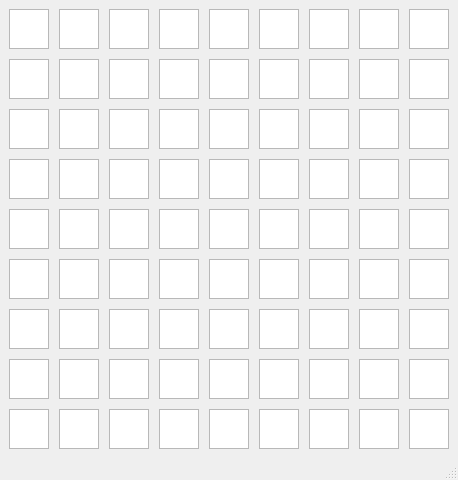
First picture: the form in src/pyqt_sudoku/sudoku_main_win.ui, repository Jtachan/PyQt-Sudoku, before the edit.
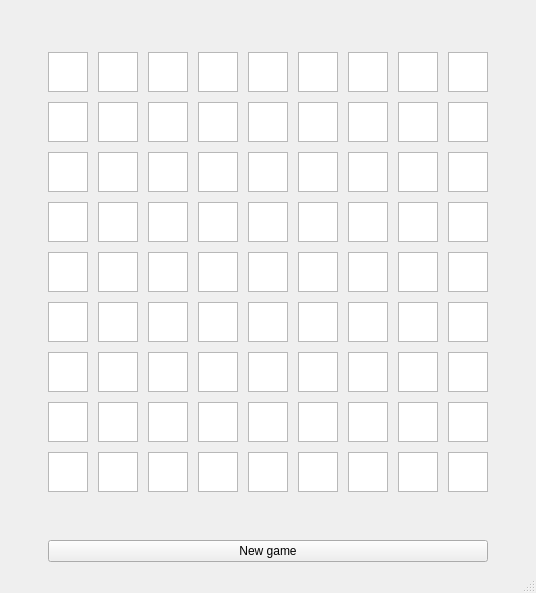
Second picture: the form after the edit.

Commit message: Working sudoku board

```diff
--- a/src/pyqt_sudoku/sudoku_main_win.ui
+++ b/src/pyqt_sudoku/sudoku_main_win.ui
@@ -6,8 +6,8 @@
    <rect>
     <x>0</x>
     <y>0</y>
-    <width>442</width>
-    <height>463</height>
+    <width>536</width>
+    <height>593</height>
    </rect>
   </property>
   <property name="sizePolicy">
@@ -20,16 +20,44 @@
    <string>MainWindow</string>
   </property>
   <widget class="QWidget" name="centralwidget">
+   <layout class="QHBoxLayout" name="horizontalLayout">
+    <item>
+     <spacer name="horizontalSpacer_2">
+      <property name="orientation">
+       <enum>Qt::Orientation::Horizontal</enum>
+      </property>
+      <property name="sizeHint" stdset="0">
+       <size>
+        <width>37</width>
+        <height>20</height>
+       </size>
+      </property>
+     </spacer>
+    </item>
+    <item>
    <layout class="QVBoxLayout" name="verticalLayout">
     <item>
-     <layout class="QGridLayout" name="gridLayout_10">
+       <spacer name="verticalSpacer_2">
+        <property name="orientation">
+         <enum>Qt::Orientation::Vertical</enum>
+        </property>
+        <property name="sizeHint" stdset="0">
+         <size>
+          <width>20</width>
+          <height>39</height>
+         </size>
+        </property>
+       </spacer>
+      </item>
+      <item>
+       <layout class="QGridLayout" name="boardLayout">
       <property name="spacing">
        <number>10</number>
       </property>
       <item row="0" column="0">
-       <layout class="QGridLayout" name="majCell_1">
+         <layout class="QGridLayout" name="majCell_0">
         <item row="0" column="0">
-         <widget class="QTextEdit" name="cell_55">
+           <widget class="QTextEdit" name="cell_0_0">
           <property name="sizePolicy">
            <sizepolicy hsizetype="Maximum" vsizetype="Maximum">
             <horstretch>0</horstretch>
@@ -45,7 +73,7 @@
          </widget>
         </item>
         <item row="0" column="1">
-         <widget class="QTextEdit" name="cell_56">
+           <widget class="QTextEdit" name="cell_0_1">
           <property name="sizePolicy">
            <sizepolicy hsizetype="Maximum" vsizetype="Maximum">
             <horstretch>0</horstretch>
@@ -61,7 +89,7 @@
          </widget>
         </item>
         <item row="0" column="2">
-         <widget class="QTextEdit" name="cell_57">
+           <widget class="QTextEdit" name="cell_0_2">
           <property name="sizePolicy">
            <sizepolicy hsizetype="Maximum" vsizetype="Maximum">
             <horstretch>0</horstretch>
@@ -77,7 +105,7 @@
          </widget>
         </item>
         <item row="1" column="0">
-         <widget class="QTextEdit" name="cell_58">
+           <widget class="QTextEdit" name="cell_1_0">
           <property name="sizePolicy">
            <sizepolicy hsizetype="Maximum" vsizetype="Maximum">
             <horstretch>0</horstretch>
@@ -93,7 +121,7 @@
          </widget>
         </item>
         <item row="1" column="1">
-         <widget class="QTextEdit" name="cell_59">
+           <widget class="QTextEdit" name="cell_1_1">
           <property name="sizePolicy">
            <sizepolicy hsizetype="Maximum" vsizetype="Maximum">
             <horstretch>0</horstretch>
@@ -109,7 +137,7 @@
          </widget>
         </item>
         <item row="1" column="2">
-         <widget class="QTextEdit" name="cell_60">
+           <widget class="QTextEdit" name="cell_1_2">
           <property name="sizePolicy">
            <sizepolicy hsizetype="Maximum" vsizetype="Maximum">
             <horstretch>0</horstretch>
@@ -125,7 +153,7 @@
          </widget>
         </item>
         <item row="2" column="0">
-         <widget class="QTextEdit" name="cell_61">
+           <widget class="QTextEdit" name="cell_2_0">
           <property name="sizePolicy">
            <sizepolicy hsizetype="Maximum" vsizetype="Maximum">
             <horstretch>0</horstretch>
@@ -141,7 +169,7 @@
          </widget>
         </item>
         <item row="2" column="1">
-         <widget class="QTextEdit" name="cell_62">
+           <widget class="QTextEdit" name="cell_2_1">
           <property name="sizePolicy">
            <sizepolicy hsizetype="Maximum" vsizetype="Maximum">
             <horstretch>0</horstretch>
@@ -157,7 +185,7 @@
          </widget>
         </item>
         <item row="2" column="2">
-         <widget class="QTextEdit" name="cell_63">
+           <widget class="QTextEdit" name="cell_2_2">
           <property name="sizePolicy">
            <sizepolicy hsizetype="Maximum" vsizetype="Maximum">
             <horstretch>0</horstretch>
@@ -174,10 +202,10 @@
         </item>
        </layout>
       </item>
-      <item row="0" column="1">
-       <layout class="QGridLayout" name="majCell_2">
+        <item row="1" column="2">
+         <layout class="QGridLayout" name="majCell_5">
         <item row="0" column="0">
-         <widget class="QTextEdit" name="cell_10">
+           <widget class="QTextEdit" name="cell_3_6">
           <property name="sizePolicy">
            <sizepolicy hsizetype="Maximum" vsizetype="Maximum">
             <horstretch>0</horstretch>
@@ -193,7 +221,7 @@
          </widget>
         </item>
         <item row="0" column="1">
-         <widget class="QTextEdit" name="cell_20">
+           <widget class="QTextEdit" name="cell_3_7">
           <property name="sizePolicy">
            <sizepolicy hsizetype="Maximum" vsizetype="Maximum">
             <horstretch>0</horstretch>
@@ -209,7 +237,7 @@
          </widget>
         </item>
         <item row="0" column="2">
-         <widget class="QTextEdit" name="cell_30">
+           <widget class="QTextEdit" name="cell_3_8">
           <property name="sizePolicy">
            <sizepolicy hsizetype="Maximum" vsizetype="Maximum">
             <horstretch>0</horstretch>
@@ -225,7 +253,7 @@
          </widget>
         </item>
         <item row="1" column="0">
-         <widget class="QTextEdit" name="cell_31">
+           <widget class="QTextEdit" name="cell_4_6">
           <property name="sizePolicy">
            <sizepolicy hsizetype="Maximum" vsizetype="Maximum">
             <horstretch>0</horstretch>
@@ -241,7 +269,7 @@
          </widget>
         </item>
         <item row="1" column="1">
-         <widget class="QTextEdit" name="cell_32">
+           <widget class="QTextEdit" name="cell_4_7">
           <property name="sizePolicy">
            <sizepolicy hsizetype="Maximum" vsizetype="Maximum">
             <horstretch>0</horstretch>
@@ -257,7 +285,7 @@
          </widget>
         </item>
         <item row="1" column="2">
-         <widget class="QTextEdit" name="cell_33">
+           <widget class="QTextEdit" name="cell_4_8">
           <property name="sizePolicy">
            <sizepolicy hsizetype="Maximum" vsizetype="Maximum">
             <horstretch>0</horstretch>
@@ -273,7 +301,7 @@
          </widget>
         </item>
         <item row="2" column="0">
-         <widget class="QTextEdit" name="cell_34">
+           <widget class="QTextEdit" name="cell_5_6">
           <property name="sizePolicy">
            <sizepolicy hsizetype="Maximum" vsizetype="Maximum">
             <horstretch>0</horstretch>
@@ -289,7 +317,7 @@
          </widget>
         </item>
         <item row="2" column="1">
-         <widget class="QTextEdit" name="cell_35">
+           <widget class="QTextEdit" name="cell_5_7">
           <property name="sizePolicy">
            <sizepolicy hsizetype="Maximum" vsizetype="Maximum">
             <horstretch>0</horstretch>
@@ -305,7 +333,7 @@
          </widget>
         </item>
         <item row="2" column="2">
-         <widget class="QTextEdit" name="cell_36">
+           <widget class="QTextEdit" name="cell_5_8">
           <property name="sizePolicy">
            <sizepolicy hsizetype="Maximum" vsizetype="Maximum">
             <horstretch>0</horstretch>
@@ -322,7 +350,7 @@
         </item>
        </layout>
       </item>
-      <item row="0" column="2">
+        <item row="1" column="0">
        <layout class="QGridLayout" name="majCell_3">
         <item row="0" column="0">
          <widget class="QTextEdit" name="cell_7">
@@ -470,7 +498,303 @@
         </item>
        </layout>
       </item>
+        <item row="0" column="2">
+         <layout class="QGridLayout" name="majCell_2">
+          <item row="0" column="0">
+           <widget class="QTextEdit" name="cell_0_6">
+            <property name="sizePolicy">
+             <sizepolicy hsizetype="Maximum" vsizetype="Maximum">
+              <horstretch>0</horstretch>
+              <verstretch>0</verstretch>
+             </sizepolicy>
+            </property>
+            <property name="maximumSize">
+             <size>
+              <width>40</width>
+              <height>40</height>
+             </size>
+            </property>
+           </widget>
+          </item>
+          <item row="0" column="1">
+           <widget class="QTextEdit" name="cell_0_7">
+            <property name="sizePolicy">
+             <sizepolicy hsizetype="Maximum" vsizetype="Maximum">
+              <horstretch>0</horstretch>
+              <verstretch>0</verstretch>
+             </sizepolicy>
+            </property>
+            <property name="maximumSize">
+             <size>
+              <width>40</width>
+              <height>40</height>
+             </size>
+            </property>
+           </widget>
+          </item>
+          <item row="0" column="2">
+           <widget class="QTextEdit" name="cell_0_8">
+            <property name="sizePolicy">
+             <sizepolicy hsizetype="Maximum" vsizetype="Maximum">
+              <horstretch>0</horstretch>
+              <verstretch>0</verstretch>
+             </sizepolicy>
+            </property>
+            <property name="maximumSize">
+             <size>
+              <width>40</width>
+              <height>40</height>
+             </size>
+            </property>
+           </widget>
+          </item>
       <item row="1" column="0">
+           <widget class="QTextEdit" name="cell_1_6">
+            <property name="sizePolicy">
+             <sizepolicy hsizetype="Maximum" vsizetype="Maximum">
+              <horstretch>0</horstretch>
+              <verstretch>0</verstretch>
+             </sizepolicy>
+            </property>
+            <property name="maximumSize">
+             <size>
+              <width>40</width>
+              <height>40</height>
+             </size>
+            </property>
+           </widget>
+          </item>
+          <item row="1" column="1">
+           <widget class="QTextEdit" name="cell_1_7">
+            <property name="sizePolicy">
+             <sizepolicy hsizetype="Maximum" vsizetype="Maximum">
+              <horstretch>0</horstretch>
+              <verstretch>0</verstretch>
+             </sizepolicy>
+            </property>
+            <property name="maximumSize">
+             <size>
+              <width>40</width>
+              <height>40</height>
+             </size>
+            </property>
+           </widget>
+          </item>
+          <item row="1" column="2">
+           <widget class="QTextEdit" name="cell_1_8">
+            <property name="sizePolicy">
+             <sizepolicy hsizetype="Maximum" vsizetype="Maximum">
+              <horstretch>0</horstretch>
+              <verstretch>0</verstretch>
+             </sizepolicy>
+            </property>
+            <property name="maximumSize">
+             <size>
+              <width>40</width>
+              <height>40</height>
+             </size>
+            </property>
+           </widget>
+          </item>
+          <item row="2" column="0">
+           <widget class="QTextEdit" name="cell_2_6">
+            <property name="sizePolicy">
+             <sizepolicy hsizetype="Maximum" vsizetype="Maximum">
+              <horstretch>0</horstretch>
+              <verstretch>0</verstretch>
+             </sizepolicy>
+            </property>
+            <property name="maximumSize">
+             <size>
+              <width>40</width>
+              <height>40</height>
+             </size>
+            </property>
+           </widget>
+          </item>
+          <item row="2" column="1">
+           <widget class="QTextEdit" name="cell_2_7">
+            <property name="sizePolicy">
+             <sizepolicy hsizetype="Maximum" vsizetype="Maximum">
+              <horstretch>0</horstretch>
+              <verstretch>0</verstretch>
+             </sizepolicy>
+            </property>
+            <property name="maximumSize">
+             <size>
+              <width>40</width>
+              <height>40</height>
+             </size>
+            </property>
+           </widget>
+          </item>
+          <item row="2" column="2">
+           <widget class="QTextEdit" name="cell_2_8">
+            <property name="sizePolicy">
+             <sizepolicy hsizetype="Maximum" vsizetype="Maximum">
+              <horstretch>0</horstretch>
+              <verstretch>0</verstretch>
+             </sizepolicy>
+            </property>
+            <property name="maximumSize">
+             <size>
+              <width>40</width>
+              <height>40</height>
+             </size>
+            </property>
+           </widget>
+          </item>
+         </layout>
+        </item>
+        <item row="2" column="1">
+         <layout class="QGridLayout" name="majCell_7">
+          <item row="0" column="0">
+           <widget class="QTextEdit" name="cell_6_3">
+            <property name="sizePolicy">
+             <sizepolicy hsizetype="Maximum" vsizetype="Maximum">
+              <horstretch>0</horstretch>
+              <verstretch>0</verstretch>
+             </sizepolicy>
+            </property>
+            <property name="maximumSize">
+             <size>
+              <width>40</width>
+              <height>40</height>
+             </size>
+            </property>
+           </widget>
+          </item>
+          <item row="0" column="1">
+           <widget class="QTextEdit" name="cell_6_4">
+            <property name="sizePolicy">
+             <sizepolicy hsizetype="Maximum" vsizetype="Maximum">
+              <horstretch>0</horstretch>
+              <verstretch>0</verstretch>
+             </sizepolicy>
+            </property>
+            <property name="maximumSize">
+             <size>
+              <width>40</width>
+              <height>40</height>
+             </size>
+            </property>
+           </widget>
+          </item>
+          <item row="0" column="2">
+           <widget class="QTextEdit" name="cell_6_5">
+            <property name="sizePolicy">
+             <sizepolicy hsizetype="Maximum" vsizetype="Maximum">
+              <horstretch>0</horstretch>
+              <verstretch>0</verstretch>
+             </sizepolicy>
+            </property>
+            <property name="maximumSize">
+             <size>
+              <width>40</width>
+              <height>40</height>
+             </size>
+            </property>
+           </widget>
+          </item>
+          <item row="1" column="0">
+           <widget class="QTextEdit" name="cell_7_3">
+            <property name="sizePolicy">
+             <sizepolicy hsizetype="Maximum" vsizetype="Maximum">
+              <horstretch>0</horstretch>
+              <verstretch>0</verstretch>
+             </sizepolicy>
+            </property>
+            <property name="maximumSize">
+             <size>
+              <width>40</width>
+              <height>40</height>
+             </size>
+            </property>
+           </widget>
+          </item>
+          <item row="1" column="1">
+           <widget class="QTextEdit" name="cell_7_4">
+            <property name="sizePolicy">
+             <sizepolicy hsizetype="Maximum" vsizetype="Maximum">
+              <horstretch>0</horstretch>
+              <verstretch>0</verstretch>
+             </sizepolicy>
+            </property>
+            <property name="maximumSize">
+             <size>
+              <width>40</width>
+              <height>40</height>
+             </size>
+            </property>
+           </widget>
+          </item>
+          <item row="1" column="2">
+           <widget class="QTextEdit" name="cell_7_5">
+            <property name="sizePolicy">
+             <sizepolicy hsizetype="Maximum" vsizetype="Maximum">
+              <horstretch>0</horstretch>
+              <verstretch>0</verstretch>
+             </sizepolicy>
+            </property>
+            <property name="maximumSize">
+             <size>
+              <width>40</width>
+              <height>40</height>
+             </size>
+            </property>
+           </widget>
+          </item>
+          <item row="2" column="0">
+           <widget class="QTextEdit" name="cell_8_3">
+            <property name="sizePolicy">
+             <sizepolicy hsizetype="Maximum" vsizetype="Maximum">
+              <horstretch>0</horstretch>
+              <verstretch>0</verstretch>
+             </sizepolicy>
+            </property>
+            <property name="maximumSize">
+             <size>
+              <width>40</width>
+              <height>40</height>
+             </size>
+            </property>
+           </widget>
+          </item>
+          <item row="2" column="1">
+           <widget class="QTextEdit" name="cell_8_4">
+            <property name="sizePolicy">
+             <sizepolicy hsizetype="Maximum" vsizetype="Maximum">
+              <horstretch>0</horstretch>
+              <verstretch>0</verstretch>
+             </sizepolicy>
+            </property>
+            <property name="maximumSize">
+             <size>
+              <width>40</width>
+              <height>40</height>
+             </size>
+            </property>
+           </widget>
+          </item>
+          <item row="2" column="2">
+           <widget class="QTextEdit" name="cell_8_5">
+            <property name="sizePolicy">
+             <sizepolicy hsizetype="Maximum" vsizetype="Maximum">
+              <horstretch>0</horstretch>
+              <verstretch>0</verstretch>
+             </sizepolicy>
+            </property>
+            <property name="maximumSize">
+             <size>
+              <width>40</width>
+              <height>40</height>
+             </size>
+            </property>
+           </widget>
+          </item>
+         </layout>
+        </item>
+        <item row="1" column="1">
        <layout class="QGridLayout" name="majCell_4">
         <item row="0" column="0">
          <widget class="QTextEdit" name="cell_400">
@@ -618,155 +942,7 @@
         </item>
        </layout>
       </item>
-      <item row="1" column="1">
-       <layout class="QGridLayout" name="majCell_5">
-        <item row="0" column="0">
-         <widget class="QTextEdit" name="cell_37">
-          <property name="sizePolicy">
-           <sizepolicy hsizetype="Maximum" vsizetype="Maximum">
-            <horstretch>0</horstretch>
-            <verstretch>0</verstretch>
-           </sizepolicy>
-          </property>
-          <property name="maximumSize">
-           <size>
-            <width>40</width>
-            <height>40</height>
-           </size>
-          </property>
-         </widget>
-        </item>
-        <item row="0" column="1">
-         <widget class="QTextEdit" name="cell_38">
-          <property name="sizePolicy">
-           <sizepolicy hsizetype="Maximum" vsizetype="Maximum">
-            <horstretch>0</horstretch>
-            <verstretch>0</verstretch>
-           </sizepolicy>
-          </property>
-          <property name="maximumSize">
-           <size>
-            <width>40</width>
-            <height>40</height>
-           </size>
-          </property>
-         </widget>
-        </item>
-        <item row="0" column="2">
-         <widget class="QTextEdit" name="cell_39">
-          <property name="sizePolicy">
-           <sizepolicy hsizetype="Maximum" vsizetype="Maximum">
-            <horstretch>0</horstretch>
-            <verstretch>0</verstretch>
-           </sizepolicy>
-          </property>
-          <property name="maximumSize">
-           <size>
-            <width>40</width>
-            <height>40</height>
-           </size>
-          </property>
-         </widget>
-        </item>
-        <item row="1" column="0">
-         <widget class="QTextEdit" name="cell_40">
-          <property name="sizePolicy">
-           <sizepolicy hsizetype="Maximum" vsizetype="Maximum">
-            <horstretch>0</horstretch>
-            <verstretch>0</verstretch>
-           </sizepolicy>
-          </property>
-          <property name="maximumSize">
-           <size>
-            <width>40</width>
-            <height>40</height>
-           </size>
-          </property>
-         </widget>
-        </item>
-        <item row="1" column="1">
-         <widget class="QTextEdit" name="cell_41">
-          <property name="sizePolicy">
-           <sizepolicy hsizetype="Maximum" vsizetype="Maximum">
-            <horstretch>0</horstretch>
-            <verstretch>0</verstretch>
-           </sizepolicy>
-          </property>
-          <property name="maximumSize">
-           <size>
-            <width>40</width>
-            <height>40</height>
-           </size>
-          </property>
-         </widget>
-        </item>
-        <item row="1" column="2">
-         <widget class="QTextEdit" name="cell_42">
-          <property name="sizePolicy">
-           <sizepolicy hsizetype="Maximum" vsizetype="Maximum">
-            <horstretch>0</horstretch>
-            <verstretch>0</verstretch>
-           </sizepolicy>
-          </property>
-          <property name="maximumSize">
-           <size>
-            <width>40</width>
-            <height>40</height>
-           </size>
-          </property>
-         </widget>
-        </item>
         <item row="2" column="0">
-         <widget class="QTextEdit" name="cell_43">
-          <property name="sizePolicy">
-           <sizepolicy hsizetype="Maximum" vsizetype="Maximum">
-            <horstretch>0</horstretch>
-            <verstretch>0</verstretch>
-           </sizepolicy>
-          </property>
-          <property name="maximumSize">
-           <size>
-            <width>40</width>
-            <height>40</height>
-           </size>
-          </property>
-         </widget>
-        </item>
-        <item row="2" column="1">
-         <widget class="QTextEdit" name="cell_44">
-          <property name="sizePolicy">
-           <sizepolicy hsizetype="Maximum" vsizetype="Maximum">
-            <horstretch>0</horstretch>
-            <verstretch>0</verstretch>
-           </sizepolicy>
-          </property>
-          <property name="maximumSize">
-           <size>
-            <width>40</width>
-            <height>40</height>
-           </size>
-          </property>
-         </widget>
-        </item>
-        <item row="2" column="2">
-         <widget class="QTextEdit" name="cell_45">
-          <property name="sizePolicy">
-           <sizepolicy hsizetype="Maximum" vsizetype="Maximum">
-            <horstretch>0</horstretch>
-            <verstretch>0</verstretch>
-           </sizepolicy>
-          </property>
-          <property name="maximumSize">
-           <size>
-            <width>40</width>
-            <height>40</height>
-           </size>
-          </property>
-         </widget>
-        </item>
-       </layout>
-      </item>
-      <item row="1" column="2">
        <layout class="QGridLayout" name="majCell_6">
         <item row="0" column="0">
          <widget class="QTextEdit" name="cell_4">
@@ -914,155 +1090,7 @@
         </item>
        </layout>
       </item>
-      <item row="2" column="0">
-       <layout class="QGridLayout" name="majCell_7">
-        <item row="0" column="0">
-         <widget class="QTextEdit" name="cell_64">
-          <property name="sizePolicy">
-           <sizepolicy hsizetype="Maximum" vsizetype="Maximum">
-            <horstretch>0</horstretch>
-            <verstretch>0</verstretch>
-           </sizepolicy>
-          </property>
-          <property name="maximumSize">
-           <size>
-            <width>40</width>
-            <height>40</height>
-           </size>
-          </property>
-         </widget>
-        </item>
-        <item row="0" column="1">
-         <widget class="QTextEdit" name="cell_65">
-          <property name="sizePolicy">
-           <sizepolicy hsizetype="Maximum" vsizetype="Maximum">
-            <horstretch>0</horstretch>
-            <verstretch>0</verstretch>
-           </sizepolicy>
-          </property>
-          <property name="maximumSize">
-           <size>
-            <width>40</width>
-            <height>40</height>
-           </size>
-          </property>
-         </widget>
-        </item>
-        <item row="0" column="2">
-         <widget class="QTextEdit" name="cell_66">
-          <property name="sizePolicy">
-           <sizepolicy hsizetype="Maximum" vsizetype="Maximum">
-            <horstretch>0</horstretch>
-            <verstretch>0</verstretch>
-           </sizepolicy>
-          </property>
-          <property name="maximumSize">
-           <size>
-            <width>40</width>
-            <height>40</height>
-           </size>
-          </property>
-         </widget>
-        </item>
-        <item row="1" column="0">
-         <widget class="QTextEdit" name="cell_67">
-          <property name="sizePolicy">
-           <sizepolicy hsizetype="Maximum" vsizetype="Maximum">
-            <horstretch>0</horstretch>
-            <verstretch>0</verstretch>
-           </sizepolicy>
-          </property>
-          <property name="maximumSize">
-           <size>
-            <width>40</width>
-            <height>40</height>
-           </size>
-          </property>
-         </widget>
-        </item>
-        <item row="1" column="1">
-         <widget class="QTextEdit" name="cell_68">
-          <property name="sizePolicy">
-           <sizepolicy hsizetype="Maximum" vsizetype="Maximum">
-            <horstretch>0</horstretch>
-            <verstretch>0</verstretch>
-           </sizepolicy>
-          </property>
-          <property name="maximumSize">
-           <size>
-            <width>40</width>
-            <height>40</height>
-           </size>
-          </property>
-         </widget>
-        </item>
-        <item row="1" column="2">
-         <widget class="QTextEdit" name="cell_69">
-          <property name="sizePolicy">
-           <sizepolicy hsizetype="Maximum" vsizetype="Maximum">
-            <horstretch>0</horstretch>
-            <verstretch>0</verstretch>
-           </sizepolicy>
-          </property>
-          <property name="maximumSize">
-           <size>
-            <width>40</width>
-            <height>40</height>
-           </size>
-          </property>
-         </widget>
-        </item>
-        <item row="2" column="0">
-         <widget class="QTextEdit" name="cell_70">
-          <property name="sizePolicy">
-           <sizepolicy hsizetype="Maximum" vsizetype="Maximum">
-            <horstretch>0</horstretch>
-            <verstretch>0</verstretch>
-           </sizepolicy>
-          </property>
-          <property name="maximumSize">
-           <size>
-            <width>40</width>
-            <height>40</height>
-           </size>
-          </property>
-         </widget>
-        </item>
-        <item row="2" column="1">
-         <widget class="QTextEdit" name="cell_71">
-          <property name="sizePolicy">
-           <sizepolicy hsizetype="Maximum" vsizetype="Maximum">
-            <horstretch>0</horstretch>
-            <verstretch>0</verstretch>
-           </sizepolicy>
-          </property>
-          <property name="maximumSize">
-           <size>
-            <width>40</width>
-            <height>40</height>
-           </size>
-          </property>
-         </widget>
-        </item>
         <item row="2" column="2">
-         <widget class="QTextEdit" name="cell_72">
-          <property name="sizePolicy">
-           <sizepolicy hsizetype="Maximum" vsizetype="Maximum">
-            <horstretch>0</horstretch>
-            <verstretch>0</verstretch>
-           </sizepolicy>
-          </property>
-          <property name="maximumSize">
-           <size>
-            <width>40</width>
-            <height>40</height>
-           </size>
-          </property>
-         </widget>
-        </item>
-       </layout>
-      </item>
-      <item row="2" column="1">
        <layout class="QGridLayout" name="majCell_8">
         <item row="0" column="0">
          <widget class="QTextEdit" name="cell_46">
@@ -1210,10 +1238,10 @@
         </item>
        </layout>
       </item>
-      <item row="2" column="2">
-       <layout class="QGridLayout" name="majCell_9">
+        <item row="0" column="1">
+         <layout class="QGridLayout" name="majCell_1">
         <item row="0" column="0">
-         <widget class="QTextEdit" name="cell_900">
+           <widget class="QTextEdit" name="cell_0_3">
           <property name="sizePolicy">
            <sizepolicy hsizetype="Maximum" vsizetype="Maximum">
             <horstretch>0</horstretch>
@@ -1229,7 +1257,7 @@
          </widget>
         </item>
         <item row="0" column="1">
-         <widget class="QTextEdit" name="cell_901">
+           <widget class="QTextEdit" name="cell_0_4">
           <property name="sizePolicy">
            <sizepolicy hsizetype="Maximum" vsizetype="Maximum">
             <horstretch>0</horstretch>
@@ -1245,7 +1273,7 @@
          </widget>
         </item>
         <item row="0" column="2">
-         <widget class="QTextEdit" name="cell_902">
+           <widget class="QTextEdit" name="cell_0_5">
           <property name="sizePolicy">
            <sizepolicy hsizetype="Maximum" vsizetype="Maximum">
             <horstretch>0</horstretch>
@@ -1261,7 +1289,7 @@
          </widget>
         </item>
         <item row="1" column="0">
-         <widget class="QTextEdit" name="cell_910">
+           <widget class="QTextEdit" name="cell_1_3">
           <property name="sizePolicy">
            <sizepolicy hsizetype="Maximum" vsizetype="Maximum">
             <horstretch>0</horstretch>
@@ -1277,7 +1305,7 @@
          </widget>
         </item>
         <item row="1" column="1">
-         <widget class="QTextEdit" name="cell_911">
+           <widget class="QTextEdit" name="cell_1_4">
           <property name="sizePolicy">
            <sizepolicy hsizetype="Maximum" vsizetype="Maximum">
             <horstretch>0</horstretch>
@@ -1293,7 +1321,7 @@
          </widget>
         </item>
         <item row="1" column="2">
-         <widget class="QTextEdit" name="cell_912">
+           <widget class="QTextEdit" name="cell_1_5">
           <property name="sizePolicy">
            <sizepolicy hsizetype="Maximum" vsizetype="Maximum">
             <horstretch>0</horstretch>
@@ -1309,7 +1337,7 @@
          </widget>
         </item>
         <item row="2" column="0">
-         <widget class="QTextEdit" name="cell_920">
+           <widget class="QTextEdit" name="cell_2_3">
           <property name="sizePolicy">
            <sizepolicy hsizetype="Maximum" vsizetype="Maximum">
             <horstretch>0</horstretch>
@@ -1325,7 +1353,7 @@
          </widget>
         </item>
         <item row="2" column="1">
-         <widget class="QTextEdit" name="cell_921">
+           <widget class="QTextEdit" name="cell_2_4">
           <property name="sizePolicy">
            <sizepolicy hsizetype="Maximum" vsizetype="Maximum">
             <horstretch>0</horstretch>
@@ -1341,7 +1369,7 @@
          </widget>
         </item>
         <item row="2" column="2">
-         <widget class="QTextEdit" name="cell_922">
+           <widget class="QTextEdit" name="cell_2_5">
           <property name="sizePolicy">
            <sizepolicy hsizetype="Maximum" vsizetype="Maximum">
             <horstretch>0</horstretch>
@@ -1359,6 +1387,41 @@
        </layout>
       </item>
      </layout>
+      </item>
+      <item>
+       <spacer name="verticalSpacer">
+        <property name="orientation">
+         <enum>Qt::Orientation::Vertical</enum>
+        </property>
+        <property name="sizeHint" stdset="0">
+         <size>
+          <width>20</width>
+          <height>40</height>
+         </size>
+        </property>
+       </spacer>
+      </item>
+      <item>
+       <widget class="QPushButton" name="newGameButton">
+        <property name="text">
+         <string>New game</string>
+        </property>
+       </widget>
+      </item>
+     </layout>
+    </item>
+    <item>
+     <spacer name="horizontalSpacer">
+      <property name="orientation">
+       <enum>Qt::Orientation::Horizontal</enum>
+      </property>
+      <property name="sizeHint" stdset="0">
+       <size>
+        <width>37</width>
+        <height>20</height>
+       </size>
+      </property>
+     </spacer>
     </item>
    </layout>
   </widget>
```
Left out of the diff: 72 changed lines with no effect on the pictures. Lines whose indentation alone changed are shown as unchanged. The commit also changes 1 other file.
